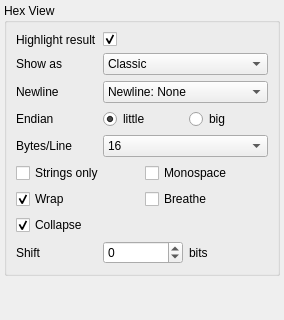
Qt form ui/HexViewControlsPanel.ui (DusteDdk/Breco) before a commit; both pictures show x 0 to 284 and y 166 to 486 of the 284 by 486 pixel window.
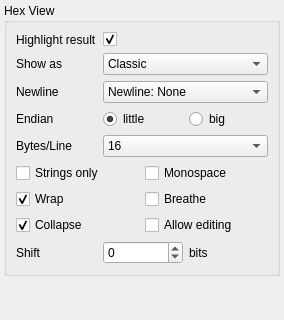
The same form after that commit.

Commit message: BrecoLang, editing, visualize

What changed in the file:
```diff
--- a/ui/HexViewControlsPanel.ui
+++ b/ui/HexViewControlsPanel.ui
@@ -308,6 +308,13 @@
           </property>
          </widget>
         </item>
+        <item row="2" column="1">
+         <widget class="QCheckBox" name="allowEditingCheckBox">
+          <property name="text">
+           <string>Allow editing</string>
+          </property>
+         </widget>
+        </item>
        </layout>
       </item>
       <item row="6" column="0">
```
The commit also changes 159 other files.
